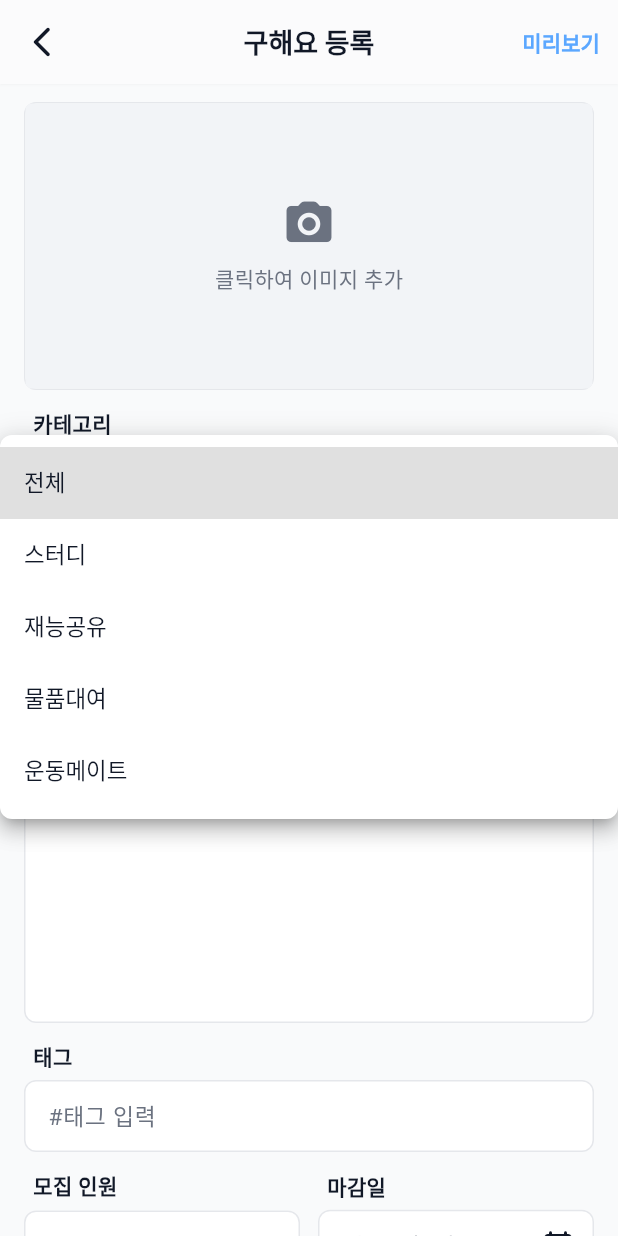
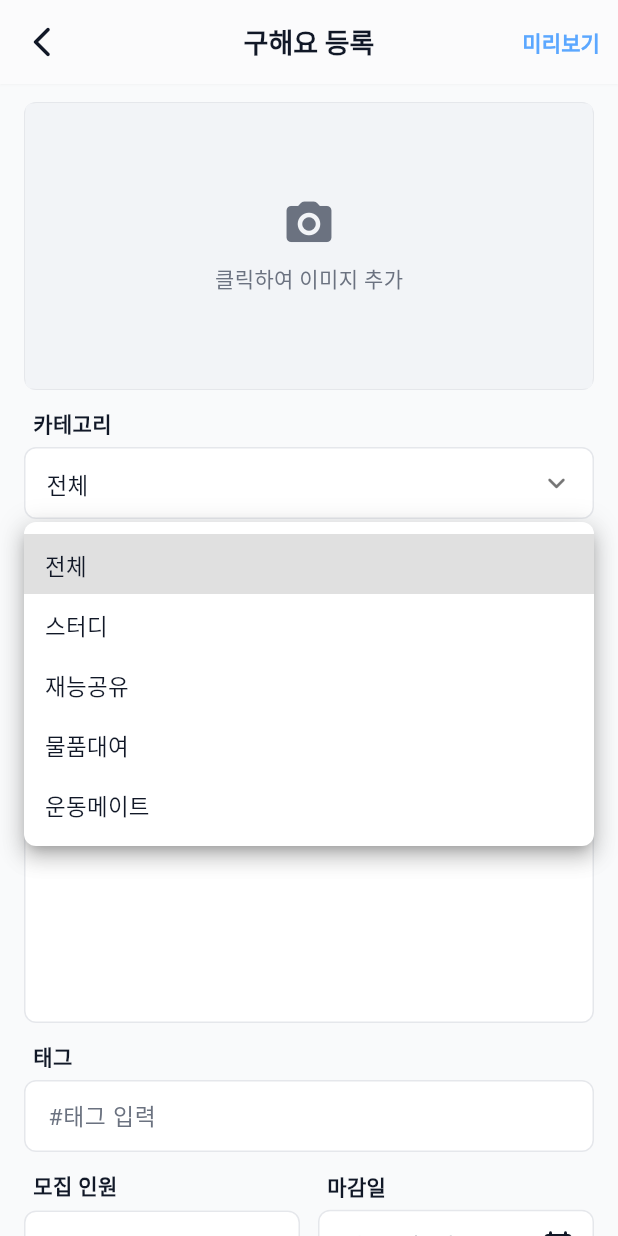
Before and after one commit to ikjunoob/matching, a Flutter app: the PostScreen screen opened directly, after a tap on "전체", on a phone screen of 412 x 824 dp. Run offline on Flutter 3.47's test engine with Material 3 defaults, Android fonts, the phone set to English and light mode, and no system bars; drawn by our look-alikes of dropdown_button2; our stand-ins replace file_picker, font_awesome_flutter, image_picker, permission_handler; network calls fail; Roboto replaces fonts that are missing (Pretendard).

Commit message:
드롭다운수정완료

```diff
--- a/lib/screens/home_screen.dart
+++ b/lib/screens/home_screen.dart
@@ -425,7 +425,6 @@ class _HomeScreenState extends State<HomeScreen> {
     bool showPeople = true,
     String peopleText = "5/10명",
     bool showTags = true,
-    VoidCallback? onArrowTap,
   }) {
     final tagList = tags.trim().isEmpty
         ? <String>[]
--- a/lib/screens/post_preview_screen.dart
+++ b/lib/screens/post_preview_screen.dart
@@ -110,12 +110,12 @@ class _PostPreviewScreenState extends State<PostPreviewScreen> {
         : (faIconSize + 6);
     final text = items.join('\n');
 
-    Widget _leadingIcon() {
+    Widget leadingIcon() {
       if (customIcon != null) {
         return Transform.translate(
           offset: const Offset(-2, 0), // 👈 왼쪽으로 3px 이동
           child: Image.asset(
-            customIcon!,
+            customIcon,
             width: customIconSize,
             height: customIconSize,
             fit: BoxFit.contain,
@@ -150,7 +150,7 @@ class _PostPreviewScreenState extends State<PostPreviewScreen> {
                 alignment: Alignment.topLeft,
                 child: Transform.translate(
                   offset: const Offset(0, 0), // ← 왼쪽으로 3px 이동
-                  child: _leadingIcon(),
+                  child: leadingIcon(),
                 ),
               ),
             ),
--- a/lib/screens/post_screen.dart
+++ b/lib/screens/post_screen.dart
@@ -10,6 +10,8 @@ import "package:permission_handler/permission_handler.dart";
 import "package:intl/intl.dart";
 import 'post_preview_screen.dart';
 import 'question_builder_screen.dart';
+// dropdown_button2 패키지를 import 합니다.
+import 'package:dropdown_button2/dropdown_button2.dart';
 
 /// ===== Design Tokens (표 기준) =====
 const kAccent = Color(0xFF5BA7FF); // 포커스/포인트
@@ -385,16 +387,12 @@ class _PostScreenState extends State<PostScreen> {
 
   Text _dropdownText(String s) => Text(
     s,
-    strutStyle: const StrutStyle(
-      height: 1.35,
-      leading: 0,
-      forceStrutHeight: true,
-    ),
+    // strutStyle을 제거하거나 height 속성을 제거해야
+    // dropdown_button2가 정상적으로 동작합니다.
     style: const TextStyle(
       fontSize: 15,
-      height: 1.35,
-      textBaseline: TextBaseline.alphabetic,
       color: kTextPrimary,
+      // height: 1.35, // 이 속성이 있으면 메뉴 높이 계산에 오류가 생길 수 있음
     ),
   );
 
@@ -506,47 +504,86 @@ class _PostScreenState extends State<PostScreen> {
               _sectionLabel("카테고리"),
               const SizedBox(height: 6),
 
-              DropdownButtonFormField<String>(
+              // ▼▼▼▼▼ 기존 DropdownButtonFormField를 아래 코드로 교체 ▼▼▼▼▼
+              FormField<String>(
+                initialValue: _selectedCategory,
+                validator: (value) {
+                  if (value == null || value.isEmpty) {
+                    return "카테고리를 선택해 주세요.";
+                  }
+                  return null;
+                },
+                builder: (FormFieldState<String> state) {
+                  return Column(
+                    crossAxisAlignment: CrossAxisAlignment.start,
+                    children: [
+                      DropdownButtonHideUnderline(
+                        child: DropdownButton2<String>(
+                          isExpanded: true,
                           value: _selectedCategory,
-                isExpanded: true,
-                alignment: AlignmentDirectional.topStart,
-                itemHeight: 48,
-                dropdownColor: kCardBg,
+                          items: _categories
+                              .map(
+                                (item) => DropdownMenuItem<String>(
+                                  value: item,
+                                  child: _dropdownText(item),
+                                ),
+                              )
+                              .toList(),
+                          onChanged: (value) {
+                            if (value != null) {
+                              setState(() => _selectedCategory = value);
+                              state.didChange(value); // FormField에 변경 알림
+                            }
+                          },
+                          buttonStyleData: ButtonStyleData(
+                            height: 48, // 버튼 높이를 다른 필드와 유사하게 설정
+                            padding: const EdgeInsets.only(left: 0, right: 12),
+                            decoration: BoxDecoration(
                               borderRadius: BorderRadius.circular(kFieldRadius),
-                menuMaxHeight: 320,
-                icon: const Icon(
+                              border: Border.all(
+                                color: state.hasError ? Colors.red : kBorder,
+                              ),
+                              color: kCardBg,
+                            ),
+                          ),
+                          iconStyleData: const IconStyleData(
+                            icon: Icon(
                               Icons.keyboard_arrow_down_rounded,
                               color: Colors.black54,
                             ),
+                          ),
+                          dropdownStyleData: DropdownStyleData(
+                            decoration: BoxDecoration(
+                              borderRadius: BorderRadius.circular(kFieldRadius),
+                              color: kCardBg,
+                            ),
+                            // 드롭다운 메뉴 위치 조정
+                            offset: const Offset(0, -2),
+                          ),
+                          menuItemStyleData: const MenuItemStyleData(
+                            height: 40,
+                            padding: EdgeInsets.symmetric(horizontal: 14),
+                          ),
+                        ),
+                      ),
+                      // 유효성 검사 에러 메시지 표시
+                      if (state.hasError)
+                        Padding(
+                          padding: const EdgeInsets.only(left: 12.0, top: 6.0),
+                          child: Text(
+                            state.errorText!,
                             style: const TextStyle(
-                  fontSize: 15,
-                  height: 1.35,
-                  textBaseline: TextBaseline.alphabetic,
-                  color: kTextPrimary,
+                              color: Colors.red,
+                              fontSize: 12,
                             ),
-                decoration: _whiteFieldDecoration(),
-                selectedItemBuilder: (context) => _categories
-                    .map(
-                      (e) => Align(
-                        alignment: Alignment.centerLeft,
-                        child: _dropdownText(e),
                           ),
-                    )
-                    .toList(),
-                items: _categories
-                    .map(
-                      (e) => DropdownMenuItem<String>(
-                        value: e,
-                        child: _dropdownText(e),
                         ),
-                    )
-                    .toList(),
-                onChanged: (v) =>
-                    setState(() => _selectedCategory = v ?? _selectedCategory),
-                validator: (v) =>
-                    v == null || v.isEmpty ? "카테고리를 선택해 주세요." : null,
+                    ],
+                  );
+                },
               ),
 
+              // ▲▲▲▲▲ 여기까지 교체 ▲▲▲▲▲
               const SizedBox(height: 12),
               _sectionLabel("제목"),
               const SizedBox(height: 6),
@@ -664,8 +701,9 @@ class _PostScreenState extends State<PostScreen> {
                                 // 기본 에러 스타일은 그대로 사용(빨간 글씨)
                               ),
                           validator: (v) {
-                            if (v == null || v.trim().isEmpty)
+                            if (v == null || v.trim().isEmpty) {
                               return "모집 인원은 필수 입력란입니다.";
+                            }
                             final n = int.tryParse(v.trim());
                             if (n == null) return "숫자만 입력해 주세요.";
                             if (n <= 0) return "모집 인원은 1명 이상이어야 합니다.";
--- a/pubspec.yaml
+++ b/pubspec.yaml
@@ -16,6 +16,7 @@ dependencies:
   intl: ^0.20.2
   file_picker: ^10.3.1
   font_awesome_flutter: ^10.7.0
+  dropdown_button2: ^2.3.9
 
 dev_dependencies:
   flutter_test:
```
Also changed, not shown: pubspec.lock. Lines whose indentation alone changed are shown as unchanged.
